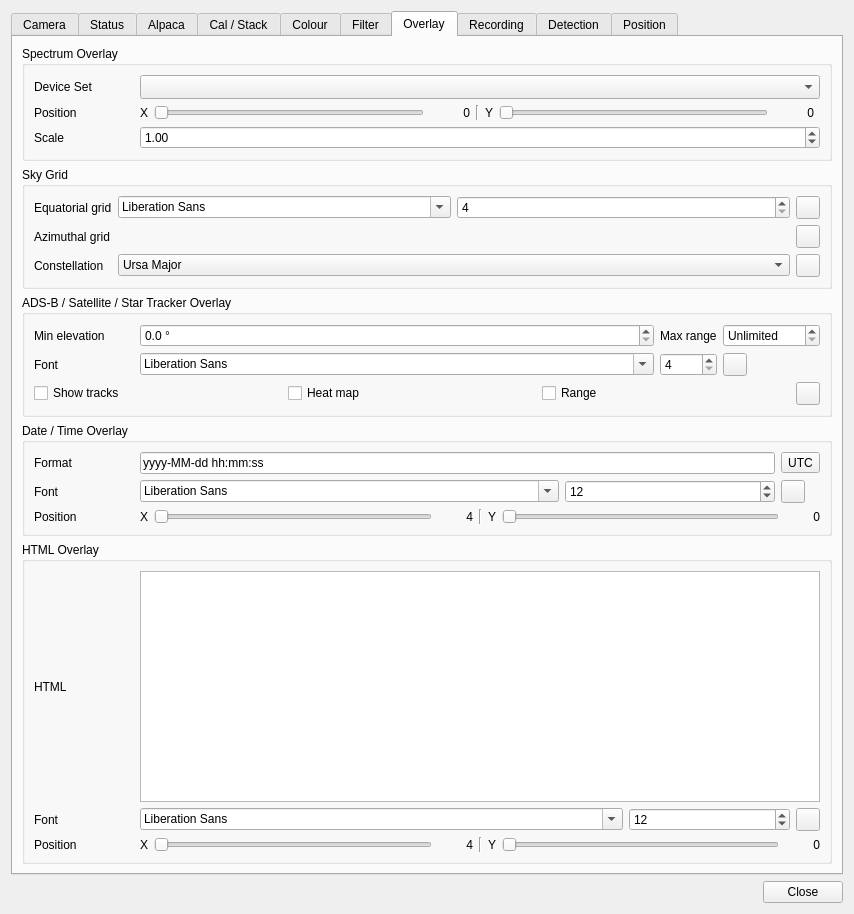
srcejon/sdrangel, file plugins/feature/camera/camerasettingsdialog.ui: the form before one commit.
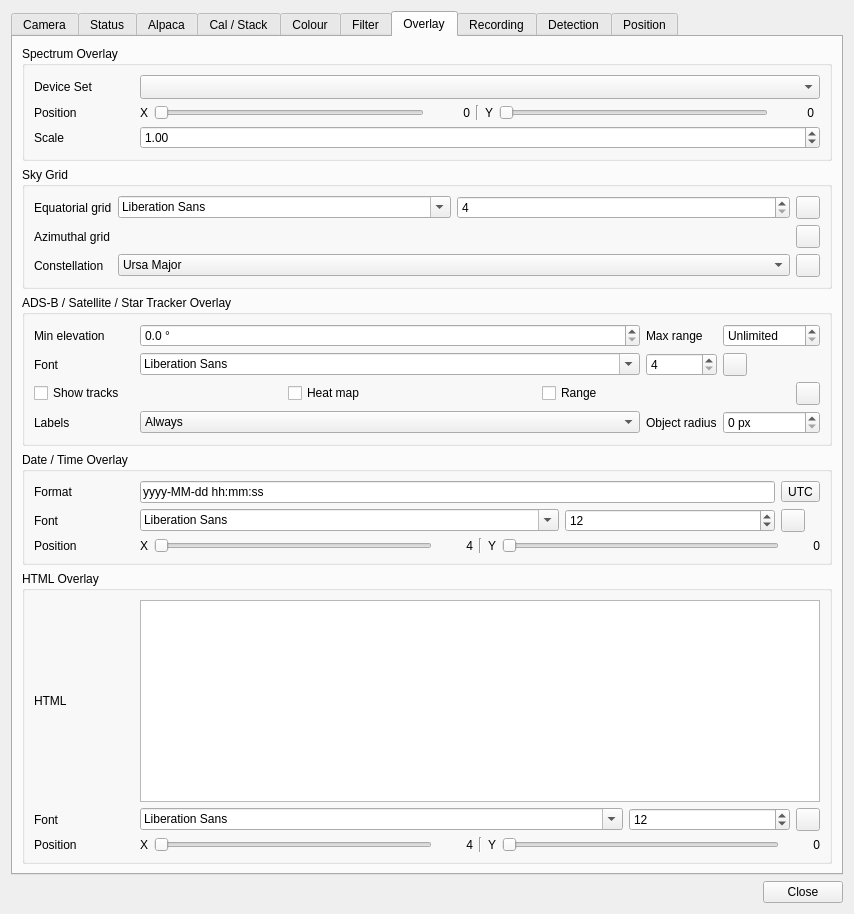
The form after the commit. The open tabs and pages were chosen to show the change. Icons and pictures are not drawn. Custom widgets are drawn as their Qt base class.

Commit message: Add tracked item label visibility mode

Patch:
```diff
--- a/plugins/feature/camera/camerasettingsdialog.ui
+++ b/plugins/feature/camera/camerasettingsdialog.ui
@@ -3868,6 +3868,59 @@
             </property>
            </widget>
           </item>
+          <item row="3" column="0">
+           <widget class="QLabel" name="trackObjectLabelDisplayLabel">
+            <property name="text">
+             <string>Labels</string>
+            </property>
+           </widget>
+          </item>
+          <item row="3" column="1">
+           <widget class="QComboBox" name="trackObjectLabelDisplayCombo">
+            <property name="toolTip">
+             <string>Choose whether tracked object labels are always displayed or only displayed near detected objects</string>
+            </property>
+            <item>
+             <property name="text">
+              <string>Always</string>
+             </property>
+            </item>
+            <item>
+             <property name="text">
+              <string>Near object</string>
+             </property>
+            </item>
+           </widget>
+          </item>
+          <item row="3" column="2">
+           <widget class="QLabel" name="trackObjectLabelDetectionRadiusLabel">
+            <property name="text">
+             <string>Object radius</string>
+            </property>
+           </widget>
+          </item>
+          <item row="3" column="3">
+           <widget class="QDoubleSpinBox" name="trackObjectLabelDetectionRadiusSpin">
+            <property name="toolTip">
+             <string>Maximum distance in pixels from the centre of a detected object for a tracked object label to be displayed</string>
+            </property>
+            <property name="suffix">
+             <string> px</string>
+            </property>
+            <property name="decimals">
+             <number>0</number>
+            </property>
+            <property name="minimum">
+             <double>0.000000000000000</double>
+            </property>
+            <property name="maximum">
+             <double>10000.000000000000000</double>
+            </property>
+            <property name="singleStep">
+             <double>5.000000000000000</double>
+            </property>
+           </widget>
+          </item>
          </layout>
         </widget>
        </item>
```
The commit also changes 6 other files.
